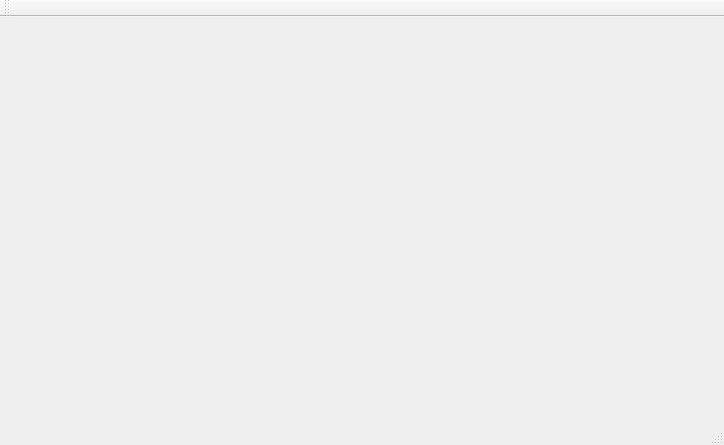
Old version of the form mainwindow.ui in the repository wwhba/saolei.
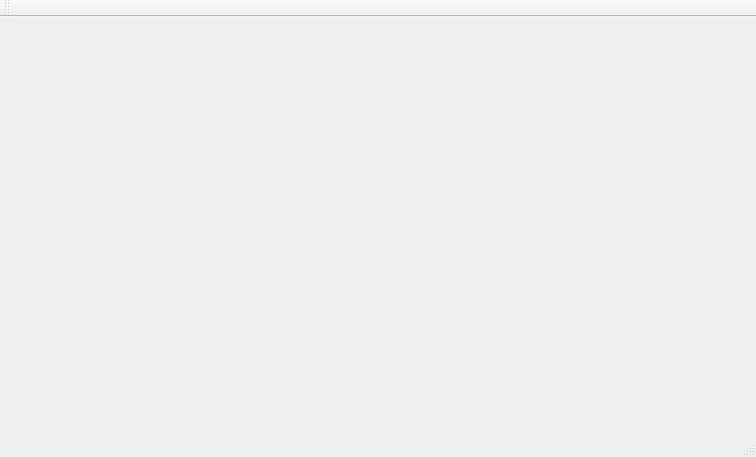
New version of the form.

```diff
--- a/mainwindow.ui
+++ b/mainwindow.ui
@@ -6,8 +6,8 @@
    <rect>
     <x>0</x>
     <y>0</y>
-    <width>724</width>
-    <height>445</height>
+    <width>756</width>
+    <height>457</height>
    </rect>
   </property>
   <property name="windowTitle">
```
Left out of the diff: 4 changed lines with no effect on the pictures.
